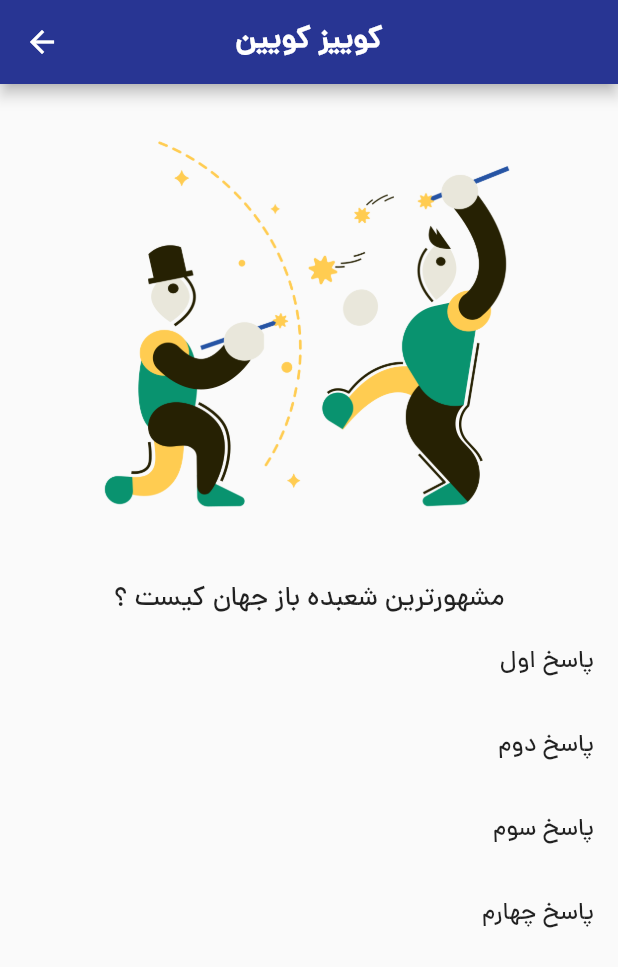
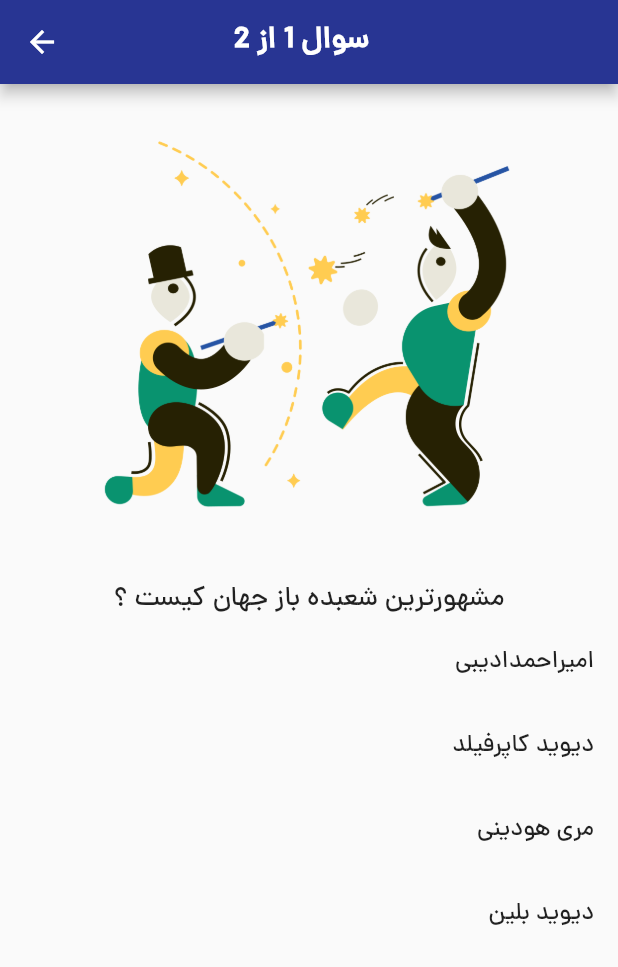
Before and after one commit to mehrdadmoradi001/quiz_app, a Flutter app: the screen it shows after launch, after a tap on "شروع بازی", on a phone screen of 412 x 824 dp. Shown: the top 967 px of the screen. Run offline on Flutter 3.47's test engine with Material 2 defaults, Android fonts, the phone set to English and light mode, and no system bars.

```diff
--- a/lib/home_page.dart
+++ b/lib/home_page.dart
@@ -10,7 +10,7 @@ class HomeWidget extends StatelessWidget {
   Widget build(BuildContext context) {
     return Scaffold(
       backgroundColor: Colors.white,
-      appBar: AppBarWidget(),
+      appBar: AppBarWidget('کوییز کویین'),
       body: SafeArea(
         child: Column(
           mainAxisAlignment: MainAxisAlignment.center,
--- a/lib/quiz_page.dart
+++ b/lib/quiz_page.dart
@@ -1,5 +1,6 @@
 import 'package:flutter/material.dart';
 import 'package:quiz_app/constants/Constants.dart';
+import 'package:quiz_app/data/Question.dart';
 import 'package:quiz_app/widgets/appBar_widget.dart';
 
 class QuizPage extends StatefulWidget {
@@ -11,14 +12,17 @@ class QuizPage extends StatefulWidget {
 
 class _QuizPageState extends State<QuizPage> {
   int shownQuestionIndex = 0;
-
+  Question? selectedQuestion;
+  bool isFinalAnswerSubmitted = false;
 
   @override
   Widget build(BuildContext context) {
-    String questionImageIndex = getQuestionsList()[shownQuestionIndex].imageNumber!;
+    selectedQuestion = getQuestionsList()[shownQuestionIndex];
+    String questionImageIndex =
+        getQuestionsList()[shownQuestionIndex].imageNumber!;
 
     return Scaffold(
-      appBar: AppBarWidget(),
+      appBar: AppBarWidget('سوال ${shownQuestionIndex + 1} از ${getQuestionsList().length }  '),
       body: SafeArea(
         child: Column(
           crossAxisAlignment: CrossAxisAlignment.center,
@@ -32,42 +36,52 @@ class _QuizPageState extends State<QuizPage> {
               height: 30,
             ),
             Text(
-              getQuestionsList()[shownQuestionIndex].questionTitle!,
+              selectedQuestion!.questionTitle!,
               textAlign: TextAlign.center,
               style: TextStyle(fontSize: 18),
             ),
-            ListTile(
-              title: Text(
-                'پاسخ اول',
-                textAlign: TextAlign.end,
+            ...List.generate(4, (index) => getOptionItem(index)),
+            if(isFinalAnswerSubmitted)
+              ElevatedButton(
+                onPressed: () {},
+                style: ElevatedButton.styleFrom(
+                  backgroundColor: Colors.red[700],
+                  minimumSize: Size(200.0, 50.0),
+                ),
+                child: Text(
+                  'مشاهده نتایج کوییز',
+                  style: TextStyle(fontSize: 18, fontWeight: FontWeight.bold),
+                  textAlign: TextAlign.center,
+                ),
               ),
-              onTap: (){
-                setState(() {
-                  shownQuestionIndex = 1;
-                });
-              },
-            ),
-            ListTile(
-              title: Text(
-                'پاسخ دوم',
-                textAlign: TextAlign.end,
-              ),
-            ),
-            ListTile(
-              title: Text(
-                'پاسخ سوم',
-                textAlign: TextAlign.end,
-              ),
-            ),
-            ListTile(
-              title: Text(
-                'پاسخ چهارم',
-                textAlign: TextAlign.end,
-              ),
-            ),
           ],
         ),
       ),
     );
   }
+
+
+  Widget getOptionItem(int index) => ListTile(
+        title: Text(
+          selectedQuestion!.answerList![index],
+          textAlign: TextAlign.end,
+        ),
+        onTap: () {
+          if (selectedQuestion!.correctAnswer! == index) {
+            print('correct');
+          } else {
+            print('wrong');
+          }
+
+          if(shownQuestionIndex == getQuestionsList().length - 1){
+            isFinalAnswerSubmitted = true;
+          }
+
+          setState(() {
+            if (shownQuestionIndex < getQuestionsList().length - 1)
+              shownQuestionIndex++;
+          });
+
+        },
+      );
 }
--- a/lib/widgets/appBar_widget.dart
+++ b/lib/widgets/appBar_widget.dart
@@ -1,10 +1,10 @@
 import 'package:flutter/material.dart';
 
-PreferredSizeWidget AppBarWidget(){
+PreferredSizeWidget AppBarWidget(String titleAppBar){
   return AppBar(
     backgroundColor: Colors.indigo[800],
     title: Text(
-      'کوییز کویین',
+      titleAppBar,
       style: TextStyle(fontWeight: FontWeight.bold),
     ),
     centerTitle: true,);
```
Also changed, not shown: lib/screens/result_screen.dart (added).
